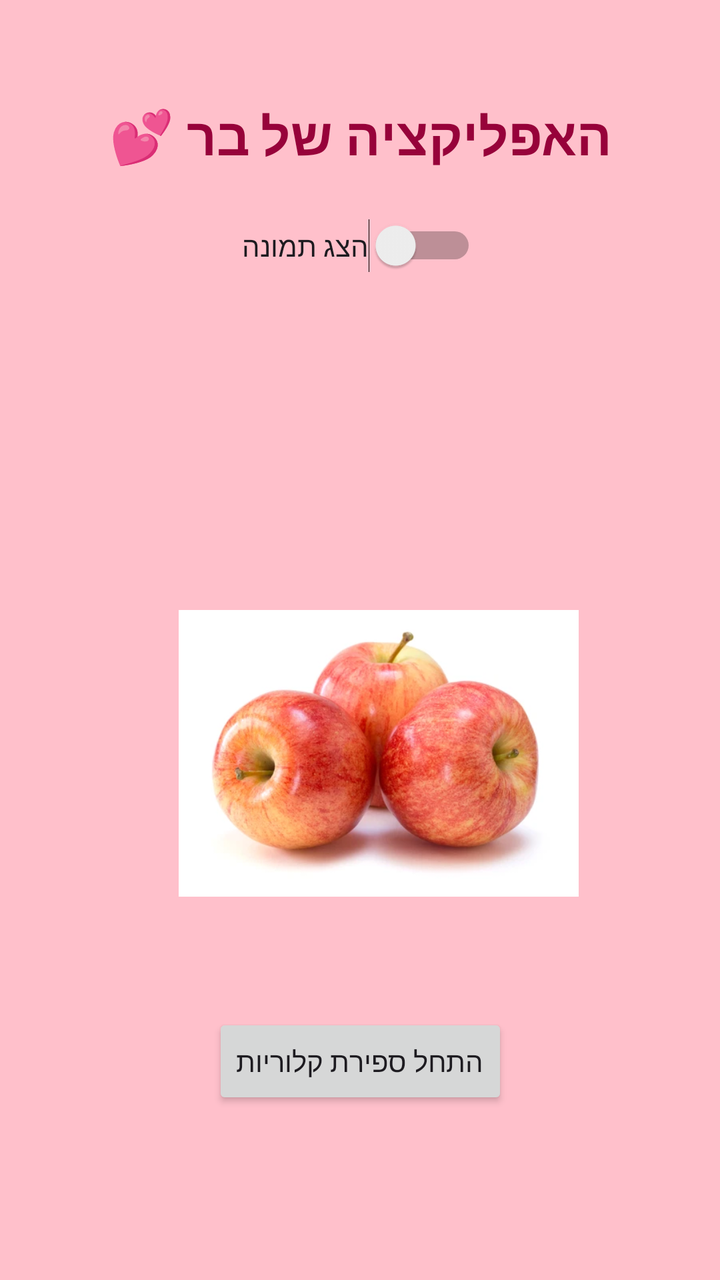
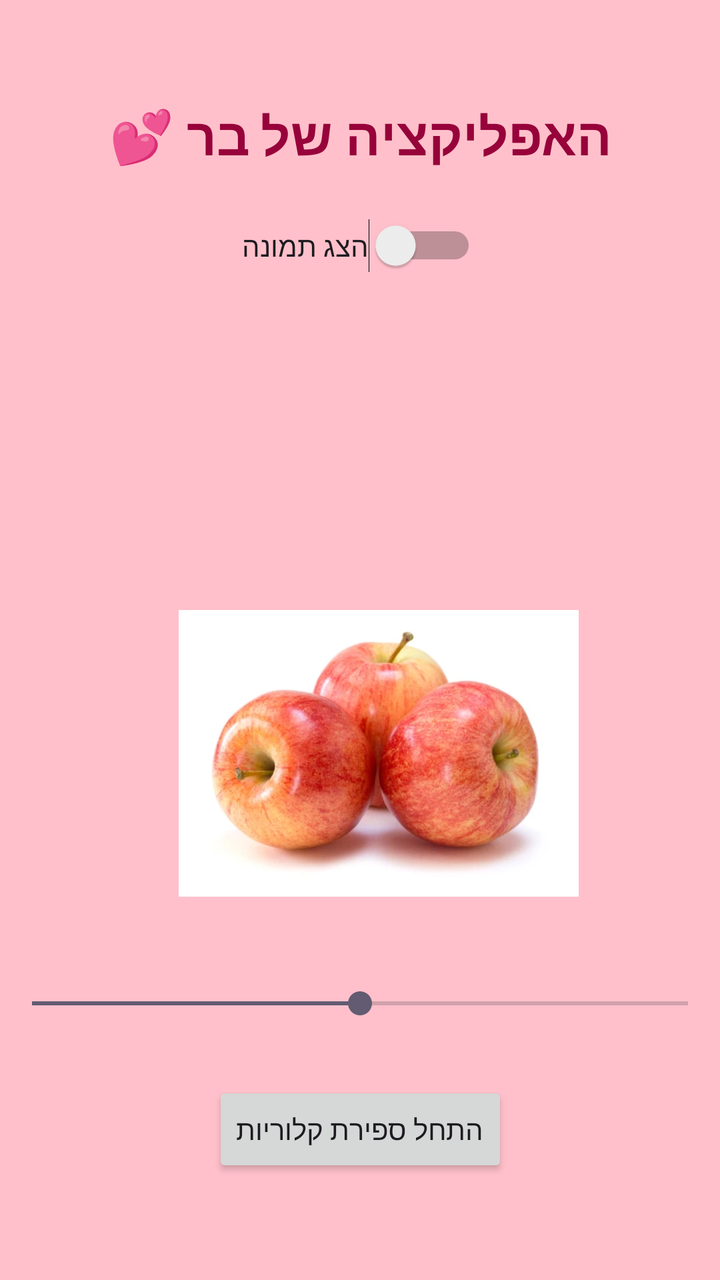

An Android layout rendered at two revisions. The XML below is the earlier revision; the diff shows what the commit changed to produce the second picture.
<!-- AndroidManifest.xml: application theme Theme.MyApplicationBar -->
<!-- res/layout/activity_main.xml -->
<?xml version="1.0" encoding="utf-8"?>
<androidx.constraintlayout.widget.ConstraintLayout
    xmlns:android="http://schemas.android.com/apk/res/android"
    xmlns:app="http://schemas.android.com/apk/res-auto"
    xmlns:tools="http://schemas.android.com/tools"
    android:id="@+id/main"
    android:layout_width="match_parent"
    android:layout_height="match_parent"
    android:background="#FFC0CB"
    tools:context=".MainActivity">

    <TextView
        android:id="@+id/textView"
        android:layout_width="wrap_content"
        android:layout_height="wrap_content"
        android:text="האפליקציה של בר 💕"
        android:textSize="26sp"
        android:textStyle="bold"
        android:textColor="#97023A"
        app:layout_constraintTop_toTopOf="parent"
        app:layout_constraintStart_toStartOf="parent"
        app:layout_constraintEnd_toEndOf="parent"
        android:layout_marginTop="50dp"/>

    <ImageView
        android:id="@+id/myImageView"
        android:layout_width="200dp"
        android:layout_height="200dp"
        android:layout_marginTop="28dp"
        android:contentDescription="תפוח 🍎"
        app:layout_constraintBottom_toBottomOf="parent"
        app:layout_constraintEnd_toEndOf="parent"
        app:layout_constraintHorizontal_bias="0.559"
        app:layout_constraintStart_toStartOf="parent"
        app:layout_constraintTop_toBottomOf="@id/textView"
        app:srcCompat="@drawable/apple" />

    <Button
        android:id="@+id/myButton"
        android:layout_width="wrap_content"
        android:layout_height="wrap_content"
        android:text="התחל ספירת קלוריות"
        app:layout_constraintTop_toBottomOf="@id/myImageView"
        app:layout_constraintStart_toStartOf="parent"
        app:layout_constraintEnd_toEndOf="parent"
        android:layout_marginTop="30dp"/>

    <Switch
        android:id="@+id/sw"
        android:layout_width="wrap_content"
        android:layout_height="wrap_content"
        android:layout_marginTop="24dp"
        android:text="הצג תמונה"
        app:layout_constraintEnd_toEndOf="parent"
        app:layout_constraintHorizontal_bias="0.498"
        app:layout_constraintStart_toStartOf="parent"
        app:layout_constraintTop_toBottomOf="@+id/textView"
        app:srcCompat="@drawable/apple"
        android:textOn="ON"
        android:textOff="OFF"/>


</androidx.constraintlayout.widget.ConstraintLayout>
<!-- resources referenced by this layout -->
<resources>
  <!-- drawable apple: png bitmap (drawable, 251887 bytes) -->
  <style name="Theme.MyApplicationBar" parent="Base.Theme.MyApplicationBar" />
  <style name="Base.Theme.MyApplicationBar" parent="Theme.Material3.DayNight.NoActionBar">
          
          
      </style>
</resources>

<!-- the commit's change to res/layout/activity_main.xml (unified diff, before → after) -->
@@ -35,12 +35,23 @@
         app:layout_constraintTop_toBottomOf="@id/textView"
         app:srcCompat="@drawable/apple" />
 
+    <SeekBar
+        android:id="@+id/brightnessSeekBar"
+        android:layout_width="0dp"
+        android:layout_height="wrap_content"
+        android:max="200"
+        android:progress="100"
+        app:layout_constraintTop_toBottomOf="@id/myImageView"
+        app:layout_constraintStart_toStartOf="parent"
+        app:layout_constraintEnd_toEndOf="parent"
+        android:layout_marginTop="16dp"/>
+
     <Button
         android:id="@+id/myButton"
         android:layout_width="wrap_content"
         android:layout_height="wrap_content"
         android:text="התחל ספירת קלוריות"
-        app:layout_constraintTop_toBottomOf="@id/myImageView"
+        app:layout_constraintTop_toBottomOf="@id/brightnessSeekBar"
         app:layout_constraintStart_toStartOf="parent"
         app:layout_constraintEnd_toEndOf="parent"
         android:layout_marginTop="30dp"/>
